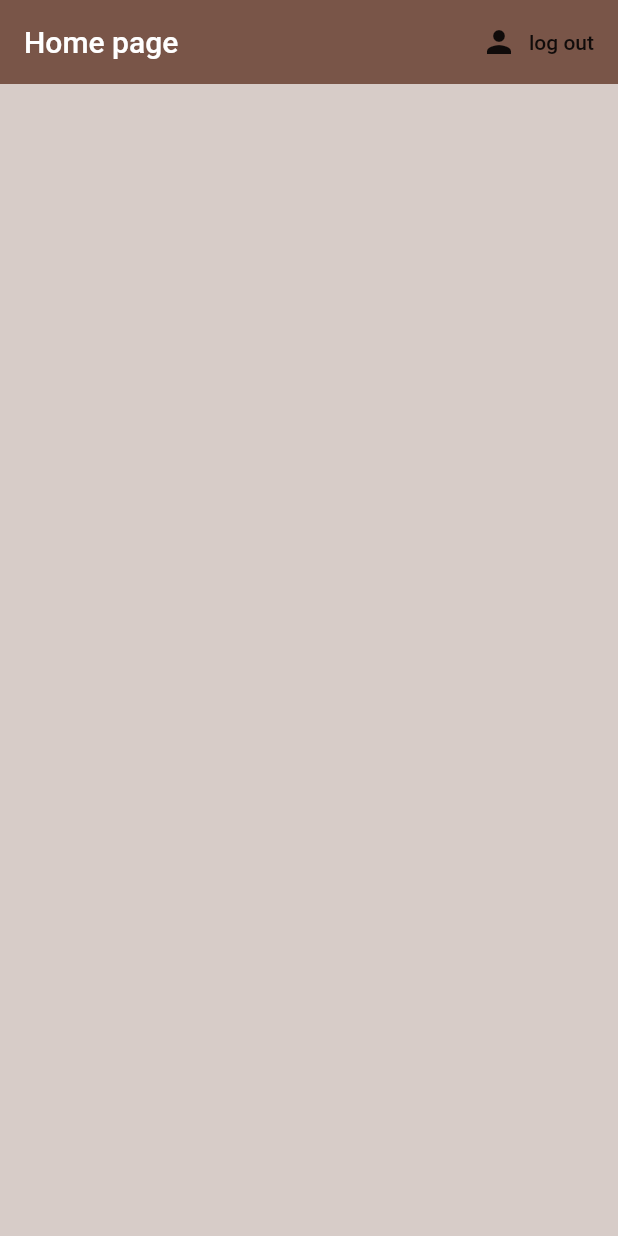
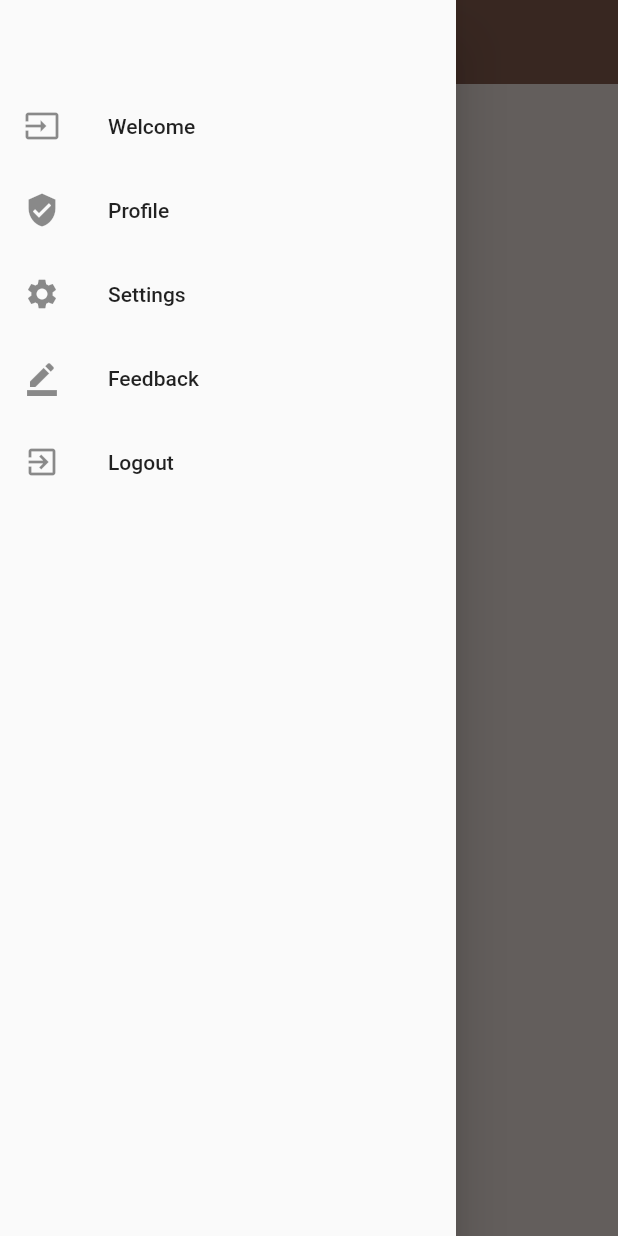
Before and after one commit to singh-yashwant/reconnect, a Flutter app: the screen it shows once a user with an empty profile is signed in, with the side drawer open (before the commit the screen has no drawer), on a phone screen of 412 x 824 dp. Run offline on Flutter 3.47's test engine with Material 2 defaults, Android fonts, the phone set to English and light mode, and no system bars; our stand-ins replace cloud_firestore, firebase_auth, flutter_spinkit; accounts and stored records are empty.

Commit message:
created basic layout of home page with navigation drawer

```diff
--- a/lib/models/user_model.dart
+++ b/lib/models/user_model.dart
@@ -1,13 +1,26 @@
+import 'package:reconnect/services/crud.dart';
+
 class User {
-//	final String name;
+
+//		final String name;
 //	final String imageUrl;
 
 	final String uid;
-//	final String school;
+	String school;
 //	final String college;
+//	final String school_batch;
+//	final String college_batch;
+//	final String password;
+//	final String email;
 
-	User({
-		this.uid,
-	});
+	User({this.uid,}){
+		fillUserDetails(uid);
+	}
+
+	Future fillUserDetails(String uid) async {
+		var data = CrudMethods().getUserDetails(uid);
+		print(data.toString());
+//		school = data['school'];
+	}
 
 }
--- a/lib/screens/home/home.dart
+++ b/lib/screens/home/home.dart
@@ -1,9 +1,10 @@
+import 'package:flutter/cupertino.dart';
 import "package:flutter/material.dart";
 import 'package:reconnect/services/auth.dart';
+import 'package:reconnect/shared/navbar.dart';
 
 class Home extends StatelessWidget {
 
-	final AuthService _auth = AuthService();
 
 	@override
   Widget build(BuildContext context) {
@@ -14,13 +15,29 @@ class Home extends StatelessWidget {
 				backgroundColor: Colors.brown[500],
 				elevation: 0.0,
 				actions: <Widget>[
-					FlatButton.icon(
-							onPressed: () async{
-								await _auth.signOut();
-							},
-							icon: Icon(Icons.person),
-							label: Text("log out"))
+
 				],
+			),
+			drawer: NavDrawer(),
+			body: Center(
+				child:Column(
+					children: <Widget>[
+						SizedBox(height: 100,),
+						RaisedButton(
+							onPressed: () {},
+							color: Colors.brown[300],
+							highlightColor: Colors.brown[100],
+							child: Text("College chat room"),
+						),
+						SizedBox(height: 30,),
+						RaisedButton(
+							onPressed: () {},
+							color: Colors.brown[300],
+							highlightColor: Colors.brown[100],
+							child: Text("School chat room"),
+						),
+					],
+				) ,
 			),
 		);
   }
--- a/lib/services/crud.dart
+++ b/lib/services/crud.dart
@@ -8,6 +8,13 @@ class CrudMethods {
 
 	bool isLoggedIn(){
 		return FirebaseAuth.instance.currentUser() == null ? false : true;
+	}
+
+	// fetch all user details to create custom user object
+
+	Future getUserDetails(String uid) async {
+		var doc = await db.collection("users").document(uid).get();
+		return doc.data;
 	}
 
 	// create a entry in firestore users db
--- /dev/null
+++ b/lib/shared/navbar.dart
@@ -0,0 +1,44 @@
+import 'package:flutter/material.dart';
+import 'package:reconnect/services/auth.dart';
+
+class NavDrawer extends StatelessWidget {
+
+	final AuthService _auth = AuthService();
+
+  @override
+  Widget build(BuildContext context) {
+    return Drawer(
+			child: ListView(
+				padding: EdgeInsets.zero,
+				children: <Widget>[
+					ListTile(),
+					ListTile(
+						leading: Icon(Icons.input),
+						title: Text('Welcome'),
+						onTap: () => {},
+					),
+					ListTile(
+						leading: Icon(Icons.verified_user),
+						title: Text('Profile'),
+						onTap: () => {},
+					),
+					ListTile(
+						leading: Icon(Icons.settings),
+						title: Text('Settings'),
+						onTap: () => {},
+					),
+					ListTile(
+						leading: Icon(Icons.border_color),
+						title: Text('Feedback'),
+						onTap: () => {},
+					),
+					ListTile(
+						leading: Icon(Icons.exit_to_app),
+						title: Text('Logout'),
+						onTap: () {_auth.signOut();},
+					),
+				],
+			),
+		);
+  }
+}
```
